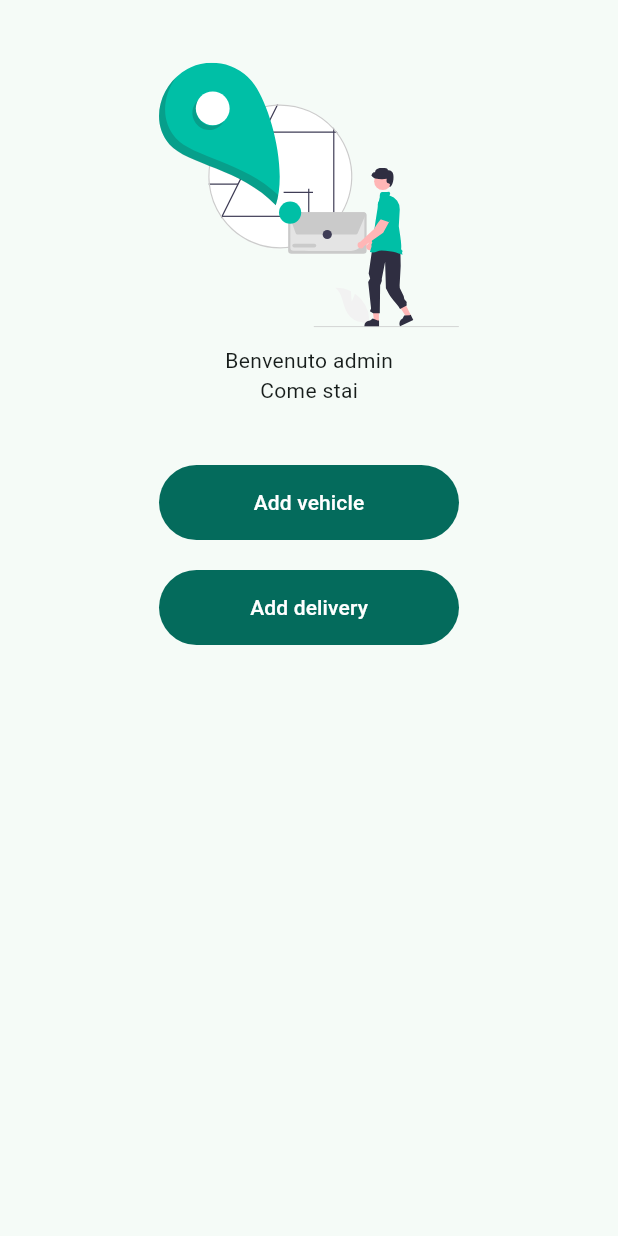
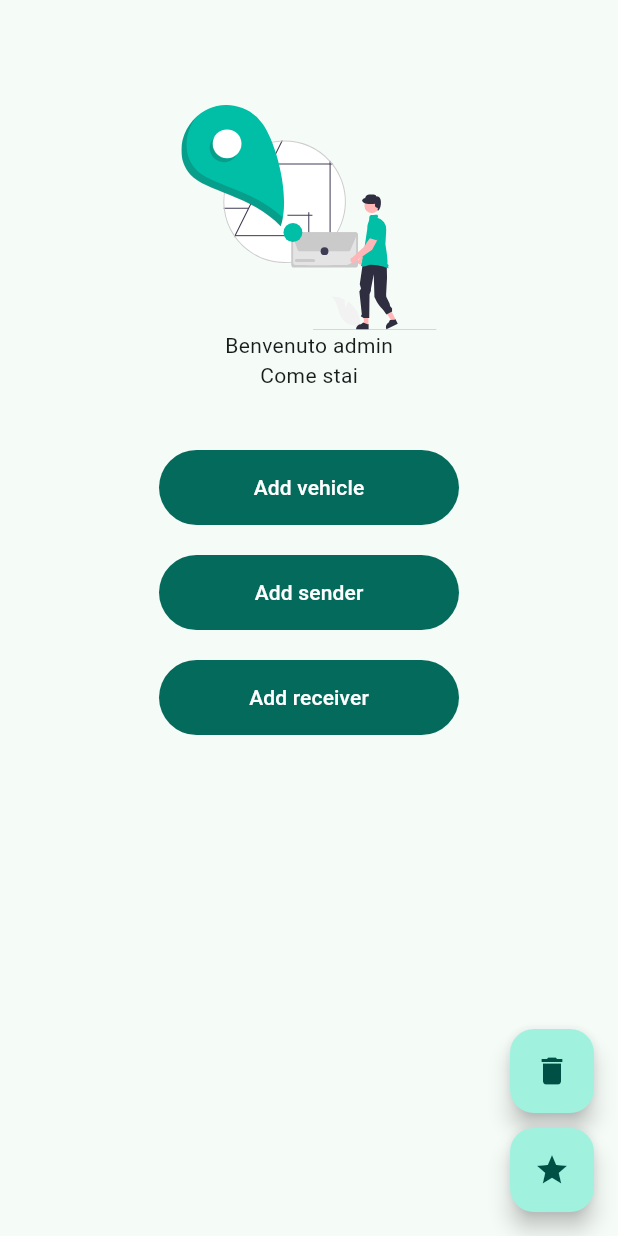
Before and after one commit to LuigiVessella/greenway, a Flutter app: the AdminPage screen opened by its route, on a phone screen of 412 x 824 dp. Run offline on Flutter 3.47's test engine with Material 3 defaults, Android fonts, the phone set to English and light mode, and no system bars; our stand-ins replace flutter_dotenv, flutter_map, flutter_svg, jwt_decoder, latlong2, shared_preferences; missing offline and left inert: flutter_appauth, flutter_map_location_marker, google_polyline_algorithm; accounts and stored records are empty.

Commit message:
added nominatim integration to search for address when admin is creating a new delivery. (please note that the layout is just a prototype)

```diff
--- a/lib/config/themes/first_theme.dart
+++ b/lib/config/themes/first_theme.dart
@@ -3,14 +3,27 @@ import 'package:flutter/material.dart';
 final ThemeData firstAppTheme = ThemeData(
   useMaterial3: true,
 
-  primaryColor: const Color.fromRGBO(0, 191, 166, 100),
-  // Define the default brightness and colors.
   colorScheme: ColorScheme.fromSeed(
     seedColor: const Color.fromRGBO(0, 191, 166, 100),
-    // ···
     brightness: Brightness.light,
   ),
-
-  // Define the default `TextTheme`. Use this to specify the default
-  // text styling for headlines, titles, bodies of text, and more.
+  // Potrebbero essere necessarie ulteriori personalizzazioni alla textTheme
+  textTheme: const TextTheme(
+    // ...
+  ),
+  elevatedButtonTheme: ElevatedButtonThemeData(
+    style: ElevatedButton.styleFrom(
+      shape: RoundedRectangleBorder(
+        borderRadius: BorderRadius.circular(16),
+      ),
+    ),
+  ),
+  appBarTheme: const AppBarTheme(
+    shape: RoundedRectangleBorder(
+      borderRadius: BorderRadius.only(
+        bottomLeft: Radius.circular(20),
+        bottomRight: Radius.circular(20),
+      ),
+    ),
+  ),
 );
--- a/lib/presentation/pages/admin_page.dart
+++ b/lib/presentation/pages/admin_page.dart
@@ -1,8 +1,7 @@
 import 'package:flutter/material.dart';
 import 'package:flutter_svg/flutter_svg.dart';
-import 'package:greenway/config/themes/first_theme.dart';
 import 'package:greenway/entity/vehicle.dart';
-
+import 'package:greenway/presentation/widgets/add_new_delivery_widget.dart';
 import 'package:greenway/repositories/vehicle_repository.dart';
 import 'package:shared_preferences/shared_preferences.dart';
 
@@ -12,15 +11,34 @@ class AdminPage extends StatelessWidget {
   @override
   Widget build(BuildContext context) {
     return Scaffold(
+      floatingActionButton: Column(
+        mainAxisAlignment: MainAxisAlignment.end,
+        children: [
+          FloatingActionButton(
+            onPressed: () {
+              //...
+            },
+            heroTag: null,
+            child: const Icon(Icons.delete),
+          ),
+          const SizedBox(
+            height: 10,
+          ),
+          FloatingActionButton(
+            onPressed: () {},
+            heroTag: null,
+            child: const Icon(Icons.star),
+          )
+        ],
+      ),
       body: Center(
         child: Column(children: <Widget>[
           const SizedBox(
-            height: 30,
+            height: 70,
           ),
           SvgPicture.asset(
             'lib/assets/undraw_delivery_address_re_cjca.svg',
-            height: 200,
-            width: 200,
+            height: 150,
           ),
           const Text('Benvenuto admin'),
           const Text('Come stai'),
@@ -45,9 +63,17 @@ class AdminPage extends StatelessWidget {
               style: const ButtonStyle(
                   minimumSize: MaterialStatePropertyAll(Size(200, 50))),
               onPressed: () {
-                readToken();
+               _navigateAndDisplaySelection(context, 'sender');
               },
-              child: const Text('Add delivery'))
+              child: const Text('Add sender')),
+              const SizedBox(height: 20,),
+          FilledButton(
+              style: const ButtonStyle(
+                  minimumSize: MaterialStatePropertyAll(Size(200, 50))),
+              onPressed: () {
+               _navigateAndDisplaySelection(context, 'receiver');
+              },
+              child: const Text('Add receiver')),
         ]),
       ),
     );
@@ -59,8 +85,63 @@ class AdminPage extends StatelessWidget {
     final String token = prefs.getString('token').toString();
     print('token: $token');
   }
+
+  //utilizzo i il Navigator.push in una funzione che ritorna Future in attesa dei risultati della scelta del luogo
+  Future<void> _navigateAndDisplaySelection(BuildContext context, String role) async {
+    var resultSender, resultReceiver;
+    // Navigator.push returns a Future that completes after calling
+    // Navigator.pop on the Selection Screen.
+    if(role =='sender'){
+       resultSender = await Navigator.push(
+        context,
+        // Create the SelectionScreen in the next step.
+        MaterialPageRoute(
+            builder: (context) => const AddNewDelivery(
+                  title: "Aggiungi mittente",
+                )),
+      );
+    }
+    else if(role == 'receiver'){
+         resultReceiver = await Navigator.push(
+        context,
+        // Create the SelectionScreen in the next step.
+        MaterialPageRoute(
+            builder: (context) => const AddNewDelivery(
+                  title: "Aggiungi destinatario",
+                )),
+      );
+    }
+
+    if (resultReceiver != null) {
+      print('destinatario: $resultReceiver');
+    }
+
+    if (resultSender != null) {
+      print('mittente: $resultSender');
+    }
+  }
 }
 
+
+
+
+
+
+
+
+
+
+
+
+
+
+
+
+
+
+
+
+//probabilmente questo va spostato in un altro file per pulizia
 class _VehicleInputDetailState extends StatefulWidget {
   const _VehicleInputDetailState({super.key});
 
--- a/lib/presentation/pages/delivery_man_page.dart
+++ b/lib/presentation/pages/delivery_man_page.dart
@@ -1,5 +1,4 @@
 import 'package:flutter/material.dart';
-import 'package:greenway/config/themes/first_theme.dart';
 
 class DeliveryManPage extends StatelessWidget {
   const DeliveryManPage({super.key});
@@ -39,4 +38,8 @@ class DeliveryManPage extends StatelessWidget {
       ),
     );
   }
+
+
+
+
 }
--- a/pubspec.yaml
+++ b/pubspec.yaml
@@ -50,6 +50,7 @@ dependencies:
   geolocator: ^11.0.0
   equatable: ^2.0.5
   flutter_svg: ^2.0.10+1
+  flutter_map_animated_marker: ^2.0.0
 
 
 
```
Also changed, not shown: lib/entity/addresses.dart (added, +123 -0 lines), lib/main.dart (+6 -2 lines), lib/presentation/pages/login_page.dart (+7 -2 lines), lib/presentation/widgets/add_new_delivery_widget.dart (added, +113 -0 lines), pubspec.lock.
